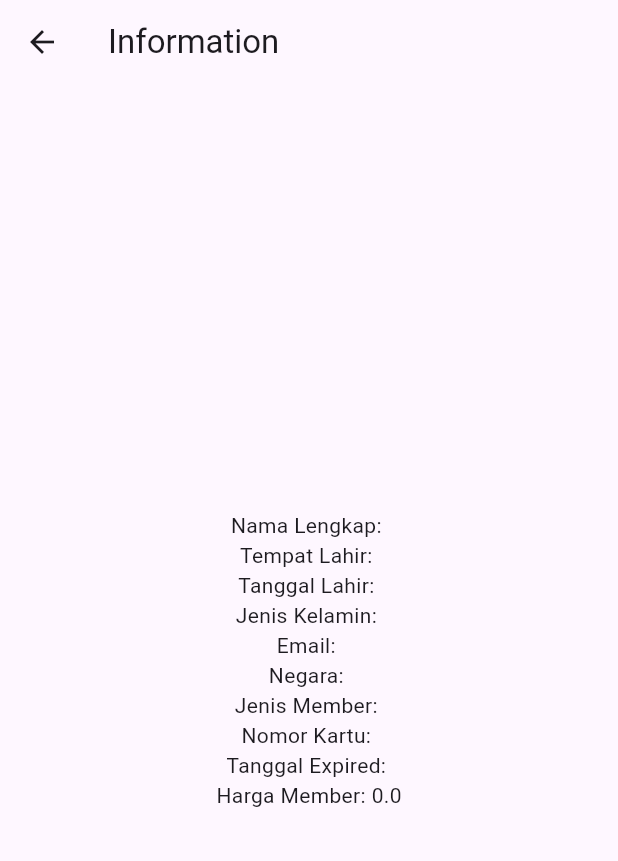
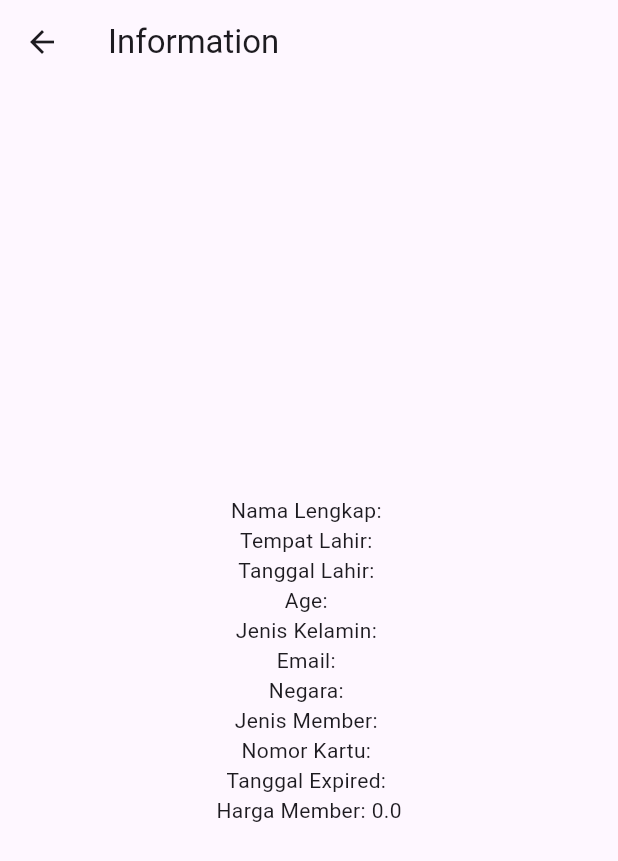
Before and after one commit to mohamaddika/belajar_getx, a Flutter app: the cartOutput screen opened directly, on a phone screen of 412 x 824 dp. Shown: the top 861 px of the screen. Run offline on Flutter 3.47's test engine with Material 3 defaults, Android fonts, the phone set to English and light mode, and no system bars; our stand-ins replace get.

Commit message:
update dei

```diff
--- a/lib/app/modules/cart/views/cart_output.dart
+++ b/lib/app/modules/cart/views/cart_output.dart
@@ -18,6 +18,9 @@ class cartOutput extends StatelessWidget {
             Text('Nama Lengkap: ${controller.namalengkap.value}'),
             Text('Tempat Lahir: ${controller.tempatlahir.value}'),
             Text('Tanggal Lahir: ${controller.selectedDate.value}'),
+            Obx(() {
+              return Text('Age: ${controller.age}');
+            }),
             Text('Jenis Kelamin: ${controller.jeniskelamin.value}'),
             Text('Email: ${controller.email.value}'),
             Text('Negara: ${controller.negara.value}'),
--- a/lib/app/modules/cart/views/cart_view.dart
+++ b/lib/app/modules/cart/views/cart_view.dart
@@ -89,7 +89,8 @@ class CartView extends StatelessWidget {
                     controller: TextEditingController(
                         text: controller.tanggalExpired.value),
                     onTap: () => controller.expiredDate(context),
-                  )),
+                  )
+                ),
               SizedBox(height: 16),
               Text('Payment:'),
               Obx(
```
Also changed, not shown: lib/app/modules/cart/controllers/cart_controller.dart (+14 -1 lines).
